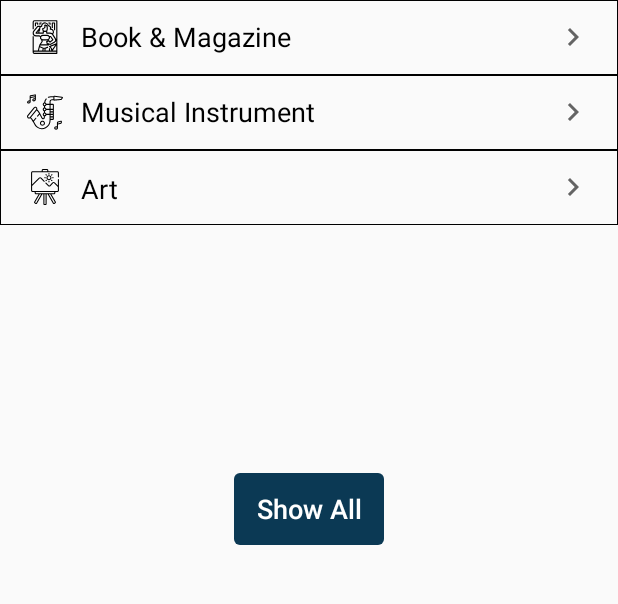
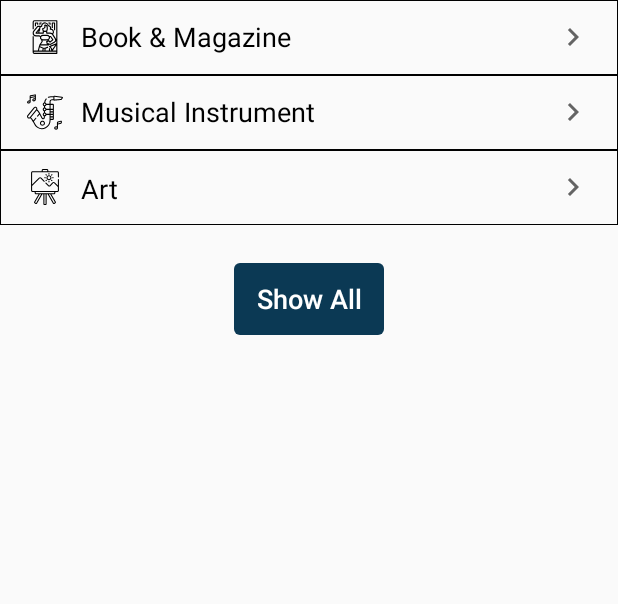
Before and after one commit to bounswe/bounswe2020group5, an Android app: the layout fragment_hobbie_category.xml on its own in the app's theme, with its tools: preview values and no code run, on a phone screen of 412 x 824 dp, the part 109-713 px from its top. Run offline under Robolectric (Android 15) with nearby library versions, the phone set to English and light mode, and no system bars.

Commit message:
Show all button location has fixed in the hobbies subcategory.

```diff
--- a/app/mobile/BuPazar/app/src/main/res/layout/fragment_hobbie_category.xml
+++ b/app/mobile/BuPazar/app/src/main/res/layout/fragment_hobbie_category.xml
@@ -162,10 +162,10 @@
     </RelativeLayout>
 
     <Button
-        android:id="@+id/buttonShowAllHobbies"
+        android:id="@+id/buttonShowAll"
         android:layout_width="100dp"
         android:layout_height="wrap_content"
-        android:layout_below="@+id/officeFurniture"
+        android:layout_below="@+id/art"
         android:layout_centerInParent="true"
         android:layout_marginTop="25dp"
         android:background="@drawable/round"
```
